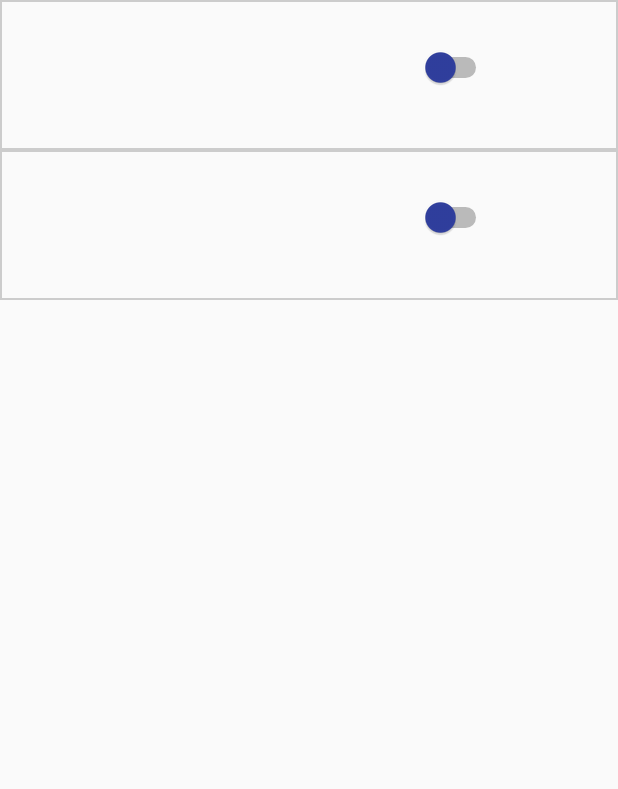
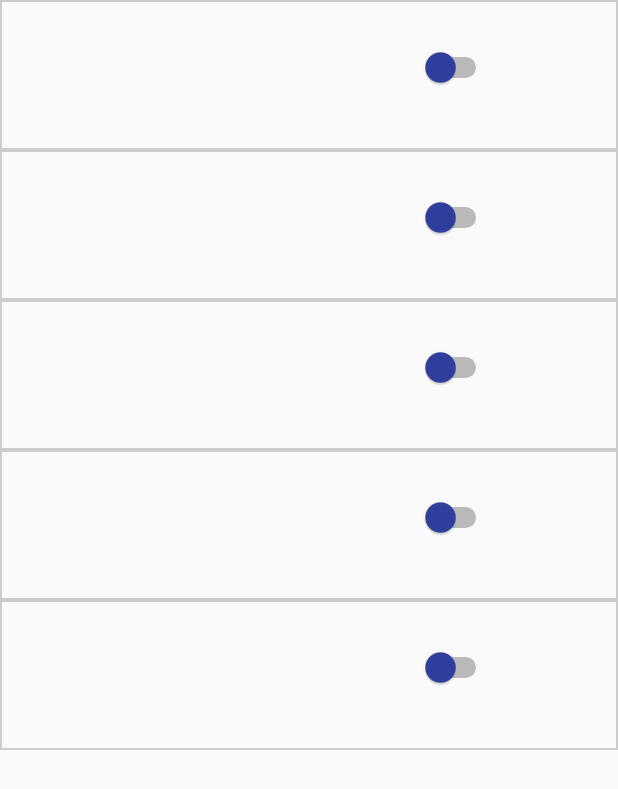
Before and after one commit to FelipeSetembrino/SmartGreenHouse, an Android app: the layout activity_greenhouse_tester.xml on its own in the app's theme, with its tools: preview values and no code run, on a phone screen of 412 x 824 dp. Shown: the top 789 px of the screen. Run offline under Robolectric (Android 15) with nearby library versions, the phone set to English and light mode, and no system bars.

Commit message:
Inserting itens

```diff
--- a/app/src/main/res/layout/activity_greenhouse_tester.xml
+++ b/app/src/main/res/layout/activity_greenhouse_tester.xml
@@ -13,9 +13,11 @@
         android:orientation="vertical">
 
         <!-- Include here  -->
-        <!-- Ventoinha -->
         <include android:id="@+id/ventoinhaItem" layout="@layout/activity_greenhouse_tester_item" />
         <include android:id="@+id/exaustorItem" layout="@layout/activity_greenhouse_tester_item" />
+        <include android:id="@+id/iluminacaoItem" layout="@layout/activity_greenhouse_tester_item" />
+        <include android:id="@+id/pumpItem" layout="@layout/activity_greenhouse_tester_item" />
+        <include android:id="@+id/umidificadorItem" layout="@layout/activity_greenhouse_tester_item" />
 
     </LinearLayout>
 
```
